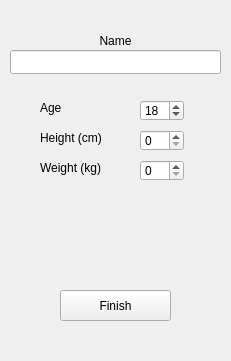
nikolajszarins/3004-project, file RadotechSim/pageprofileedit.ui: the form before one commit.
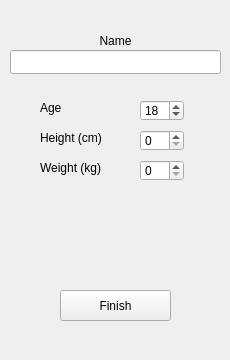
The form after the commit.

Patch:
```diff
--- a/RadotechSim/pageprofileedit.ui
+++ b/RadotechSim/pageprofileedit.ui
@@ -6,8 +6,8 @@
    <rect>
     <x>0</x>
     <y>0</y>
-    <width>231</width>
-    <height>361</height>
+    <width>230</width>
+    <height>360</height>
    </rect>
   </property>
   <property name="windowTitle">
```
